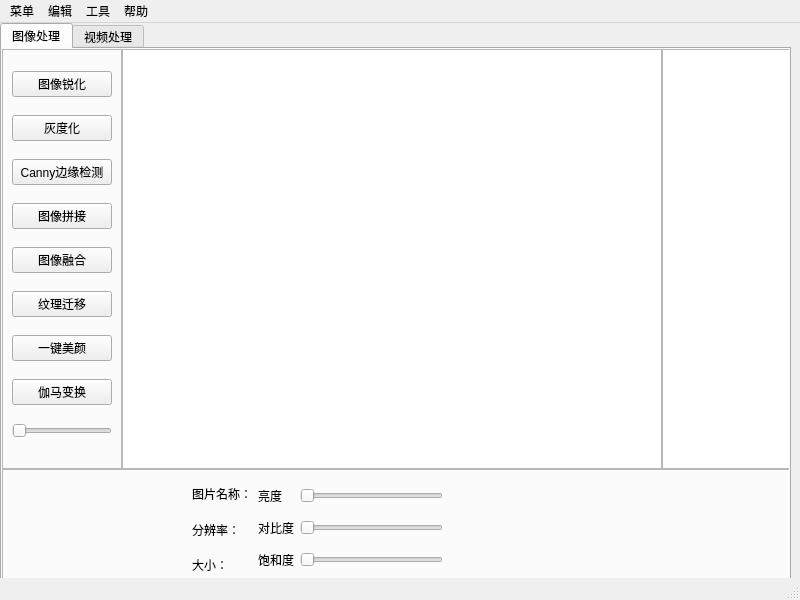
Above: mainwindow.ui from g64-cmd/Qt_Image_Processor before the change. Below: the same form after it.
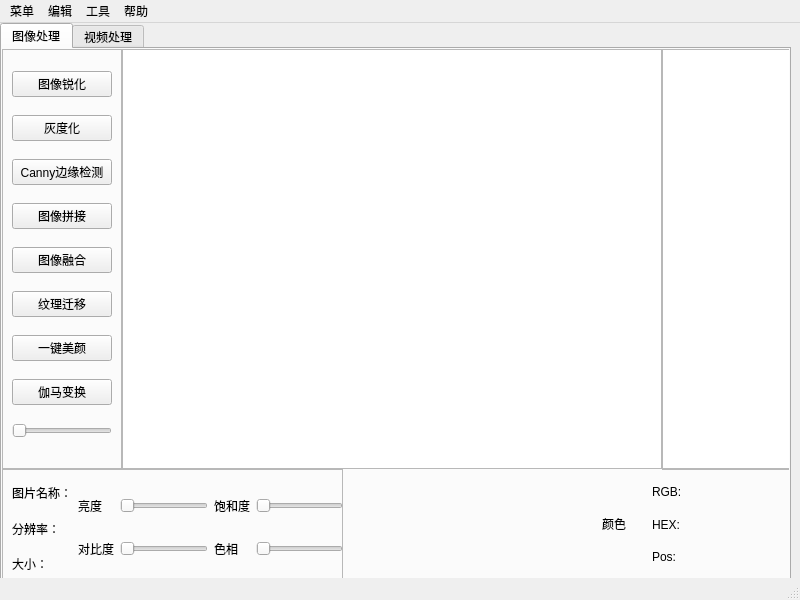
That is the form after the change. Custom widgets are drawn as their Qt base class.

Patch:
```diff
--- a/mainwindow.ui
+++ b/mainwindow.ui
@@ -142,8 +142,8 @@
        <rect>
         <x>0</x>
         <y>420</y>
-        <width>790</width>
-        <height>110</height>
+        <width>341</width>
+        <height>111</height>
        </rect>
       </property>
       <property name="frameShape">
@@ -152,12 +152,12 @@
       <property name="frameShadow">
        <enum>QFrame::Shadow::Raised</enum>
       </property>
-      <widget class="QWidget" name="">
+      <widget class="QWidget" name="layoutWidget">
        <property name="geometry">
         <rect>
-         <x>190</x>
-         <y>10</y>
-         <width>251</width>
+         <x>10</x>
+         <y>9</y>
+         <width>331</width>
          <height>101</height>
         </rect>
        </property>
@@ -203,6 +203,20 @@
             </property>
            </widget>
           </item>
+          <item row="0" column="2">
+           <widget class="QLabel" name="label_3">
+            <property name="text">
+             <string>饱和度</string>
+            </property>
+           </widget>
+          </item>
+          <item row="0" column="3">
+           <widget class="QSlider" name="saturationSlider">
+            <property name="orientation">
+             <enum>Qt::Orientation::Horizontal</enum>
+            </property>
+           </widget>
+          </item>
           <item row="1" column="0">
            <widget class="QLabel" name="label_2">
             <property name="text">
@@ -217,15 +231,15 @@
             </property>
            </widget>
           </item>
-          <item row="2" column="0">
-           <widget class="QLabel" name="label_3">
+          <item row="1" column="2">
+           <widget class="QLabel" name="label_4">
             <property name="text">
-             <string>饱和度</string>
+             <string>色相</string>
             </property>
            </widget>
           </item>
-          <item row="2" column="1">
-           <widget class="QSlider" name="saturationSlider">
+          <item row="1" column="3">
+           <widget class="QSlider" name="hueSlider">
             <property name="orientation">
              <enum>Qt::Orientation::Horizontal</enum>
             </property>
@@ -246,6 +260,62 @@
        </rect>
       </property>
      </widget>
+     <widget class="HistogramWidget" name="histogramWidget" native="true">
+      <property name="geometry">
+       <rect>
+        <x>362</x>
+        <y>431</y>
+        <width>221</width>
+        <height>99</height>
+       </rect>
+      </property>
+     </widget>
+     <widget class="QLabel" name="colorSwatchLabel">
+      <property name="geometry">
+       <rect>
+        <x>600</x>
+        <y>460</y>
+        <width>30</width>
+        <height>30</height>
+       </rect>
+      </property>
+      <property name="text">
+       <string>颜色</string>
+      </property>
+     </widget>
+     <widget class="QWidget" name="layoutWidget">
+      <property name="geometry">
+       <rect>
+        <x>650</x>
+        <y>430</y>
+        <width>131</width>
+        <height>91</height>
+       </rect>
+      </property>
+      <layout class="QVBoxLayout" name="verticalLayout_3">
+       <item>
+        <widget class="QLabel" name="colorRgbLabel">
+         <property name="text">
+          <string>RGB:</string>
+         </property>
+        </widget>
+       </item>
+       <item>
+        <widget class="QLabel" name="colorHexLabel">
+         <property name="text">
+          <string>HEX:</string>
+         </property>
+        </widget>
+       </item>
+       <item>
+        <widget class="QLabel" name="colorPosLabel">
+         <property name="text">
+          <string>Pos:</string>
+         </property>
+        </widget>
+       </item>
+      </layout>
+     </widget>
     </widget>
     <widget class="QWidget" name="videoTab">
      <attribute name="title">
@@ -350,6 +420,12 @@
    <extends>QGraphicsView</extends>
    <header>droppablegraphicsview.h</header>
   </customwidget>
+  <customwidget>
+   <class>HistogramWidget</class>
+   <extends>QWidget</extends>
+   <header>histogramwidget.h</header>
+   <container>1</container>
+  </customwidget>
  </customwidgets>
  <resources/>
  <connections/>
```
